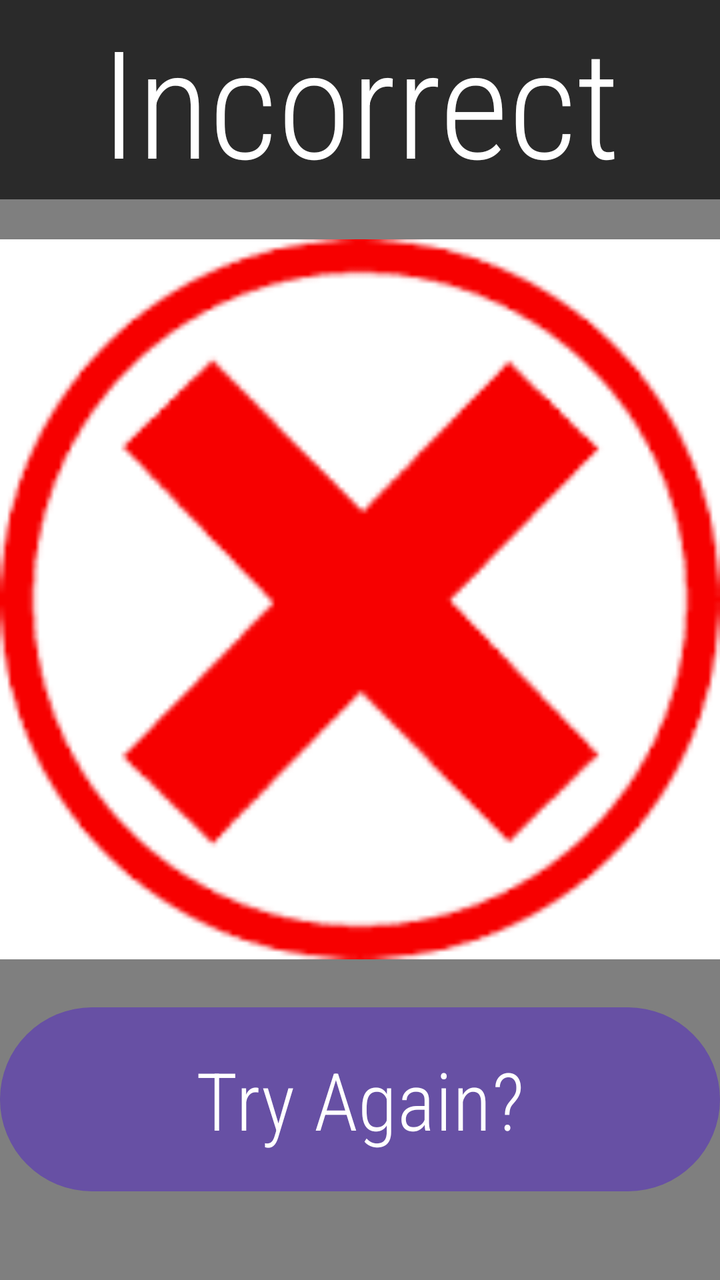
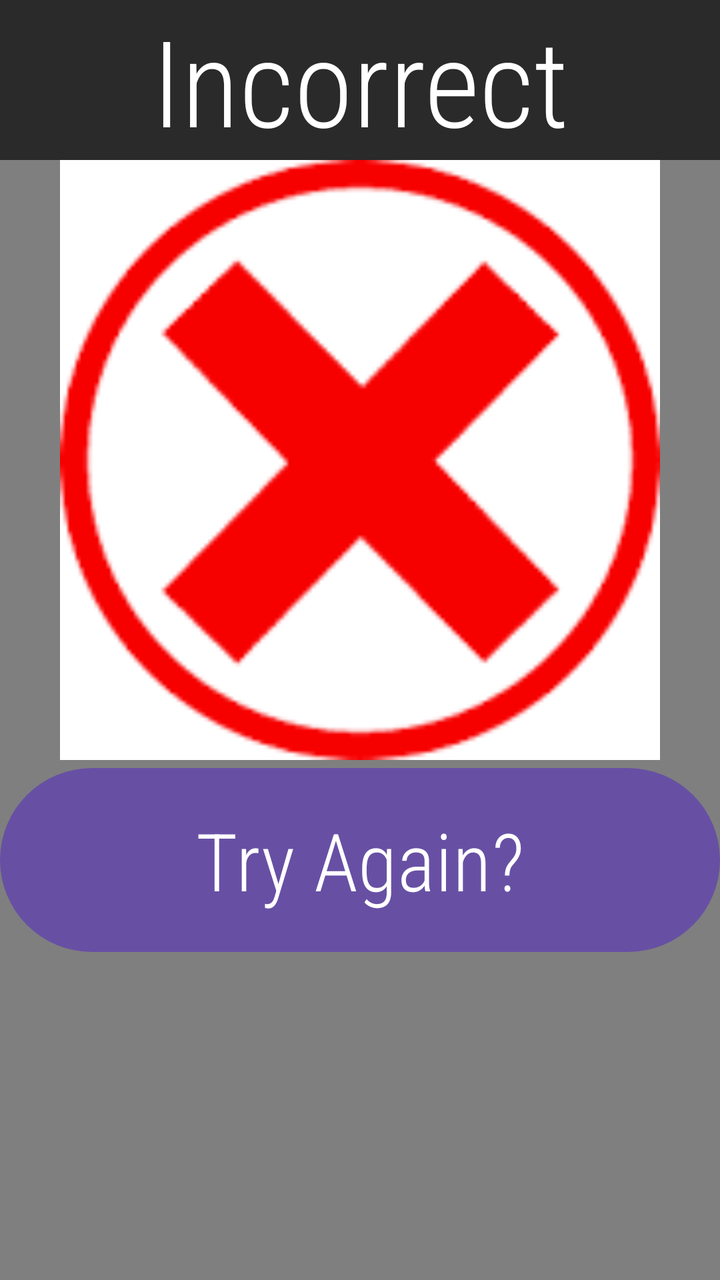

Two renders of the same Android screen: before a commit and after it. Below are the layout's source before the change and the commit's diff.
<!-- AndroidManifest.xml: application theme Theme.Test_poj -->
<!-- res/layout/incorrect.xml -->
<?xml version="1.0" encoding="utf-8"?>
<LinearLayout
    xmlns:android="http://schemas.android.com/apk/res/android"
    android:orientation="vertical"
    xmlns:tools="http://schemas.android.com/tools"
    android:layout_width="match_parent"
    android:layout_height="match_parent"
    tools:context=".incorrect"
    android:background="@color/lightgrey">

    <TextView
        android:layout_width="match_parent"
        android:layout_height="wrap_content"
        android:text="Incorrect"
        android:textSize="75dp"
        android:textAlignment="center"
        android:textColor="@color/white"
        android:fontFamily="sans-serif-condensed-light"
        android:background="@color/darkgrey"/>

    <ImageView
        android:layout_width="match_parent"
        android:layout_height="400sp"
        android:src="@drawable/incorrect" />

    <Button
        android:id="@+id/button3"
        android:layout_width="match_parent"
        android:layout_height="100sp"
        android:text="Try Again?"
        android:textSize="40sp"
        android:fontFamily="sans-serif-condensed-light"/>

</LinearLayout>
<!-- resources referenced by this layout -->
<resources>
  <color name="darkgrey">#2a2a2a</color>
  <color name="lightgrey">#7f7f7f</color>
  <color name="white">#FFFFFFFF</color>
  <!-- drawable incorrect: png bitmap (drawable, 2597 bytes) -->
  <style name="Theme.Test_poj" parent="Base.Theme.Test_poj" />
  <style name="Base.Theme.Test_poj" parent="Theme.Material3.DayNight.NoActionBar">
          
          
      </style>
</resources>

<!-- the commit's change to res/layout/incorrect.xml (unified diff, before → after) -->
@@ -12,7 +12,7 @@
         android:layout_width="match_parent"
         android:layout_height="wrap_content"
         android:text="Incorrect"
-        android:textSize="75dp"
+        android:textSize="60dp"
         android:textAlignment="center"
         android:textColor="@color/white"
         android:fontFamily="sans-serif-condensed-light"
@@ -20,7 +20,7 @@
 
     <ImageView
         android:layout_width="match_parent"
-        android:layout_height="400sp"
+        android:layout_height="300sp"
         android:src="@drawable/incorrect" />
 
     <Button
